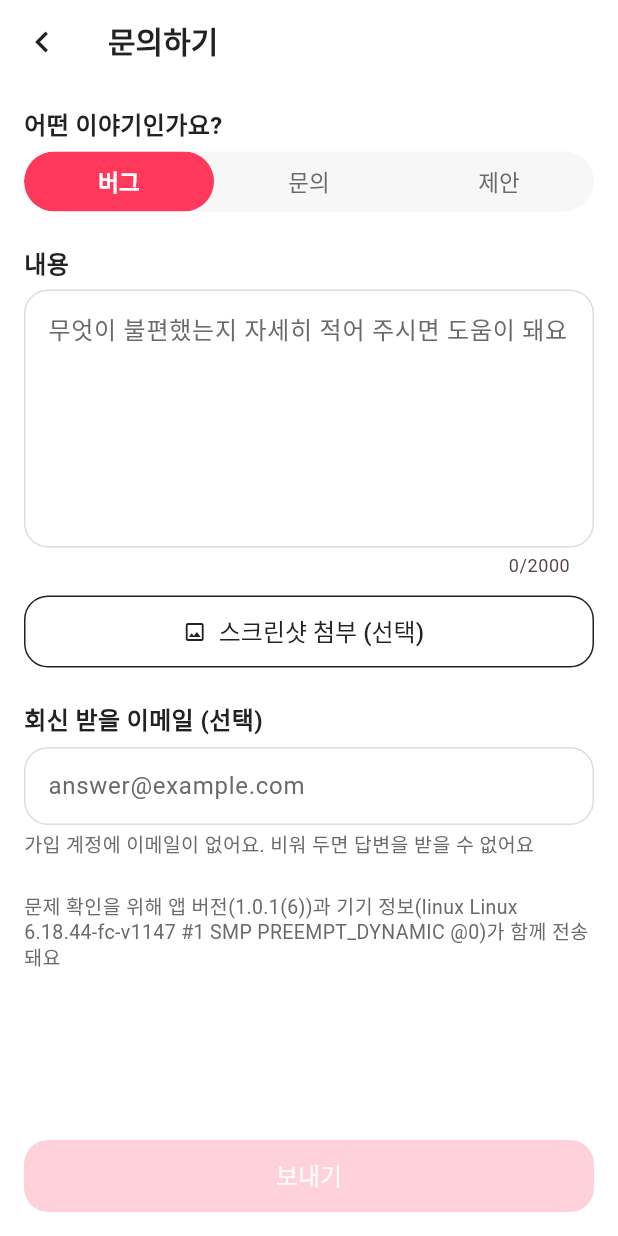
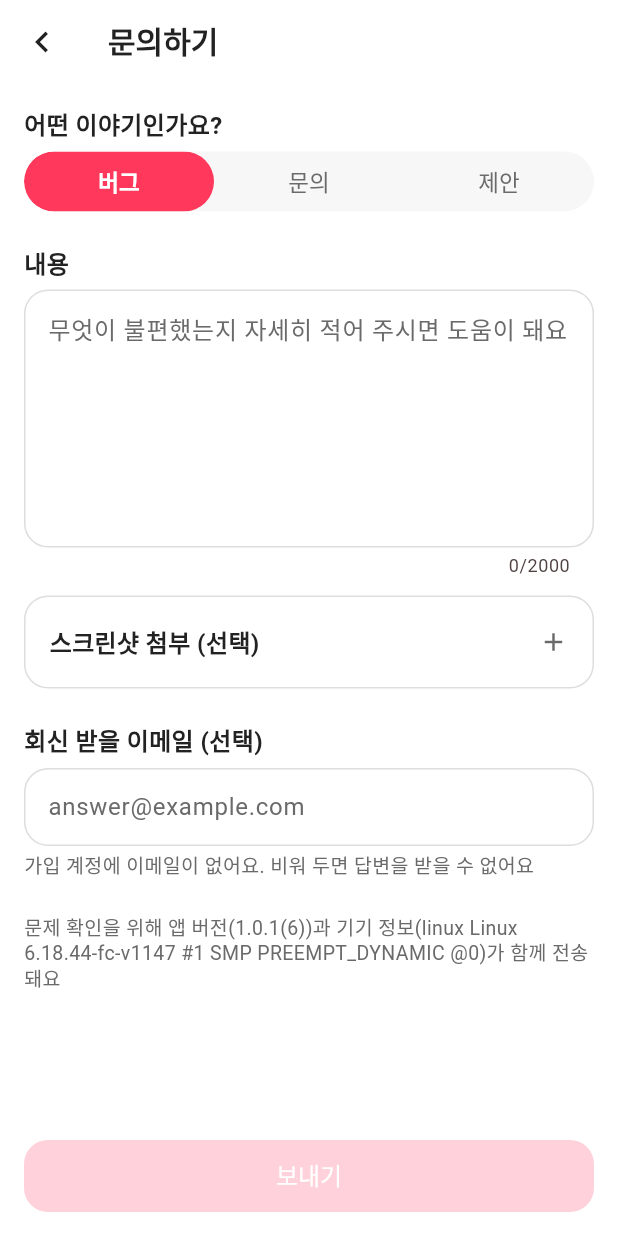
Before and after one commit to intpsquad/modi, a Flutter app: the FeedbackScreen screen opened by its route, on a phone screen of 412 x 824 dp. Run offline on Flutter 3.47's test engine with Material 3 defaults, Android fonts, the phone set to English and light mode, and no system bars; our stand-ins replace firebase_auth, firebase_core, firebase_messaging, flutter_local_notifications, flutter_riverpod, flutter_slidable and 7 more; missing offline and left inert: kakao_flutter_sdk_share, kakao_flutter_sdk_user; accounts and stored records are empty; generated files the repository leaves out were written again; network calls fail; Roboto replaces fonts that are missing (Pretendard).

Commit message:
design: 문의하기 스크린샷 첨부 버튼을 design.md 「이미지 추가」 규격으로 맞춘다
스타일을 주지 않은 OutlinedButton 이라 Secondary 버튼 테마를 그대로 받아
color.foreground(검정) 1px 테두리에 높이 48 로 그려졌다. 주변 입력 필드가
color.border(#DDDDDD) 헤어라인이라 이 버튼만 과하게 무겁다.

design.md §7 은 이미지 추가 어포던스를 surface + border 1px 아웃라인 박스
(radius.card 16, 높이 62)로 규정한다. 규격이 없어서가 아니라 구현이 안 따른
것이라 design.md 는 건드리지 않는다.

형태는 todo_form_sheet.dart 와 archive_item_register_sheet.dart 의
_ImageAddBox 와 맞췄다 — 라벨 좌측·아이콘 우측, 타이포 title, 탭 리플 없음.
세 번째 복제라 공용 컴포넌트 승격이 필요하지만 파일 셋을 건드리게 되므로
별도 refactor 이슈로 남긴다.

ValueKey('feedback-add-screenshot') 는 그대로 둔다 — 첨부·삭제 테스트 2건이
이 키로 버튼을 찾는다.

Closes #77

```diff
--- a/app/lib/features/settings/feedback_screen.dart
+++ b/app/lib/features/settings/feedback_screen.dart
@@ -339,7 +339,7 @@ class _FeedbackScreenState extends State<FeedbackScreen> {
   }
 }
 
-/// 스크린샷 첨부 — 없으면 점선 추가 버튼, 있으면 썸네일 + 삭제.
+/// 스크린샷 첨부 — 없으면 아웃라인 박스, 있으면 썸네일 + 삭제.
 class _ScreenshotField extends StatelessWidget {
   const _ScreenshotField({
     required this.bytes,
@@ -357,11 +357,36 @@ class _ScreenshotField extends StatelessWidget {
   Widget build(BuildContext context) {
     final picked = bytes;
     if (picked == null) {
-      return OutlinedButton.icon(
-        key: const ValueKey('feedback-add-screenshot'),
-        onPressed: enabled ? onPick : null,
-        icon: const Icon(Icons.image_outlined, size: AppSpacing.base),
-        label: const Text('스크린샷 첨부 (선택)'),
+      // design.md §7 「이미지 추가」 규격 — surface + border 1px, radius.card, 높이 62.
+      // 스타일 없는 OutlinedButton 은 Secondary 테마(foreground 검정 테두리·높이 48)를
+      // 받아 주변 입력 필드보다 과하게 무거웠다(#77). 형태는 todo_form_sheet.dart 와
+      // archive_item_register_sheet.dart 의 `_ImageAddBox` 와 맞춘다 — 탭 리플 없음.
+      return GestureDetector(
+        behavior: HitTestBehavior.opaque,
+        onTap: enabled ? onPick : null,
+        child: Container(
+          key: const ValueKey('feedback-add-screenshot'),
+          height: 62,
+          padding: const EdgeInsets.symmetric(horizontal: AppSpacing.base),
+          decoration: BoxDecoration(
+            color: AppColors.surface,
+            borderRadius: BorderRadius.circular(AppRadius.card),
+            border: Border.all(color: AppColors.border),
+          ),
+          alignment: Alignment.centerLeft,
+          child: Row(
+            children: [
+              Text(
+                '스크린샷 첨부 (선택)',
+                style: AppTypography.title.copyWith(
+                  color: AppColors.foreground,
+                ),
+              ),
+              const Spacer(),
+              const Icon(Icons.add, size: 20, color: AppColors.muted),
+            ],
+          ),
+        ),
       );
     }
     return Row(
```
